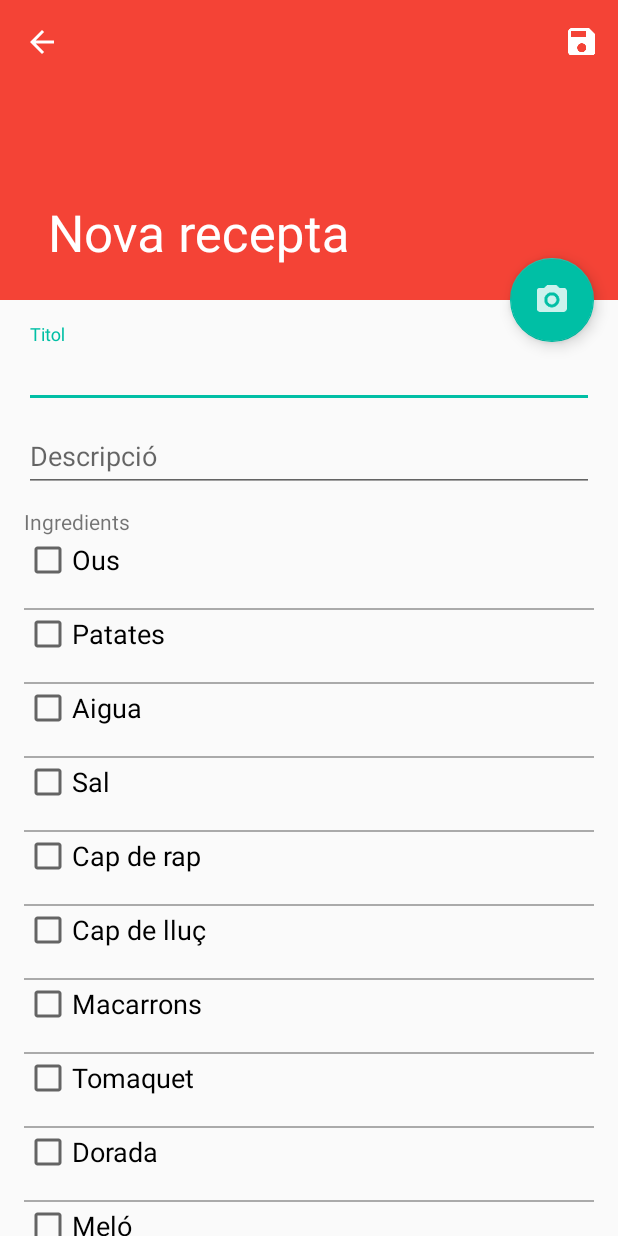
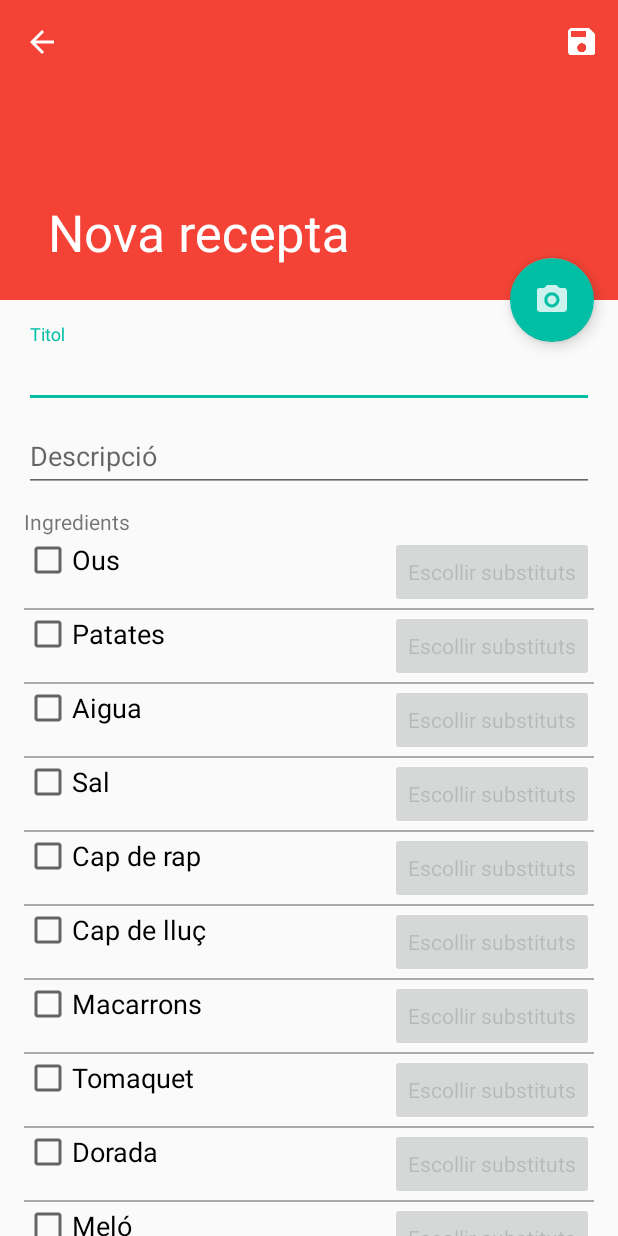
Before and after one commit to casassg/cookbook, an Android app: the InputActivity screen opened directly, with no data from a screen before it, on a phone screen of 412 x 824 dp. Run offline under Robolectric (Android 15) with nearby library versions, the phone set to English and light mode, and no system bars.

Commit message:
different things

```diff
--- a/app/build.gradle
+++ b/app/build.gradle
@@ -25,5 +25,4 @@ dependencies {
     compile 'com.android.support:design:23.1.1'
     compile 'com.android.support:support-v4:23.1.1'
     compile 'com.android.support:recyclerview-v7:23.1.1'
-    compile 'com.android.support:cardview-v7:23.1.1'
 }
--- a/app/src/main/java/edu/upc/fib/idi/idireceptes/activity/InputActivity.java
+++ b/app/src/main/java/edu/upc/fib/idi/idireceptes/activity/InputActivity.java
@@ -347,10 +347,10 @@ public class InputActivity extends AppCompatActivity implements IngredientsDialo
                 @Override
                 public void onCheckedChanged(CompoundButton buttonView, boolean isChecked) {
                     if (isChecked) {
-                        mButton.setVisibility(View.VISIBLE);
+                        mButton.setEnabled(true);
                         recepta.addIngredient(mItem);
                     } else {
-                        mButton.setVisibility(View.INVISIBLE);
+                        mButton.setEnabled(false);
                         recepta.removeIngredient(mItem);
                         mSubst.setText("");
                         mSubst.setVisibility(View.GONE);
@@ -389,7 +389,7 @@ public class InputActivity extends AppCompatActivity implements IngredientsDialo
 
         private void setIngredientState() {
             mCheckBox.setChecked(true);
-            mButton.setVisibility(View.VISIBLE);
+            mButton.setEnabled(true);
             String ingredients = "";
             if (mSubstituts == null) {
                 mSubstituts = new ArrayList<>();
--- a/app/src/main/res/layout/list_ingredients.xml
+++ b/app/src/main/res/layout/list_ingredients.xml
@@ -22,9 +22,9 @@
             android:layout_width="wrap_content"
             android:layout_height="wrap_content"
             android:layout_alignParentEnd="true"
+            android:enabled="false"
             android:text="@string/select_substituts"
-            android:textAppearance="?android:attr/textAppearanceSmall"
-            android:visibility="invisible" />
+            android:textAppearance="?android:attr/textAppearanceSmall" />
 
     </RelativeLayout>
 
```
Also changed, not shown: 1 other file.
